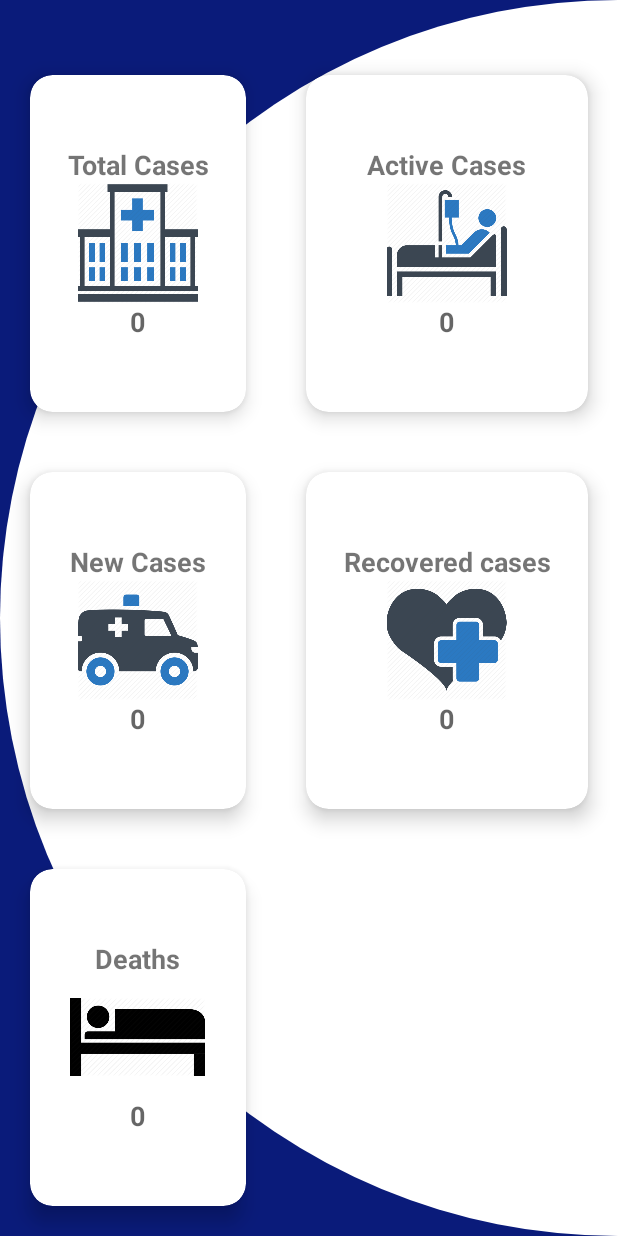
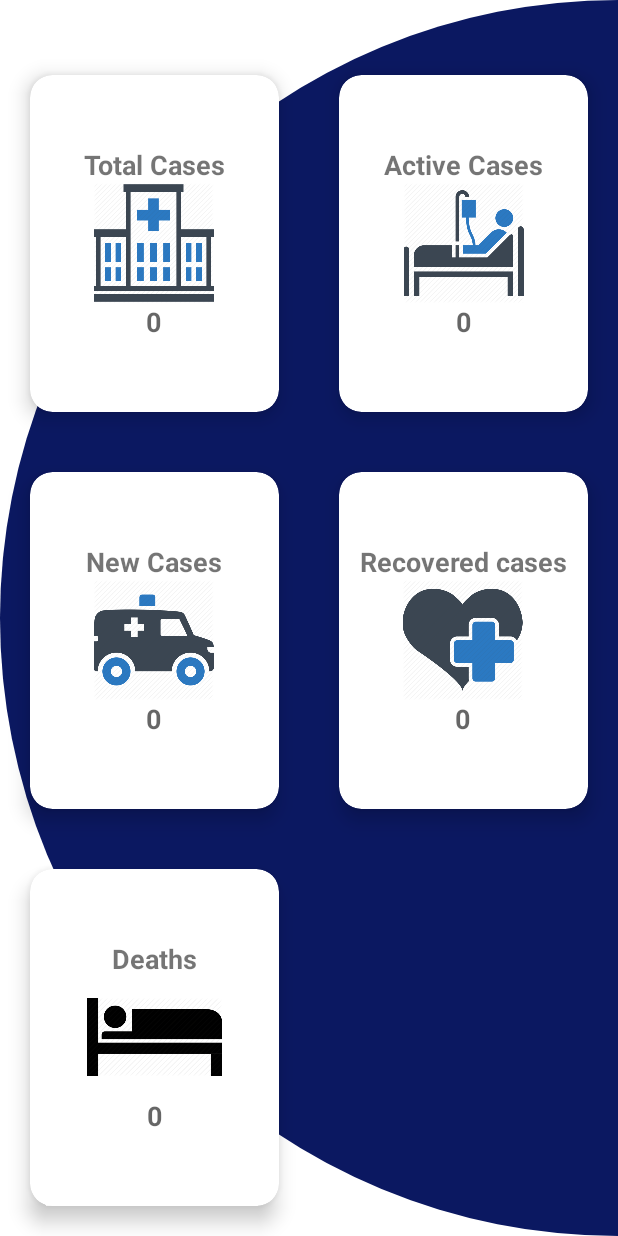
Before and after one commit to chathurikaPerera/COVID19Trackeer, an Android app: the screen it shows after launch (MainActivity), on a phone screen of 412 x 824 dp. Run offline under Robolectric (Android 15) with nearby library versions, the phone set to English and light mode, and no system bars; our stand-ins replace Volley; network calls fail.

Commit message:
new layout

```diff
--- a/app/src/main/res/drawable/background.xml
+++ b/app/src/main/res/drawable/background.xml
@@ -1,6 +1,6 @@
 <?xml version="1.0" encoding="utf-8"?>
 <shape xmlns:android="http://schemas.android.com/apk/res/android">
-    <solid android:color="#fff"/>
+    <solid android:color="#0B1861"/>
     <corners
         android:topLeftRadius="950dp"
         android:topRightRadius="0dp"
--- a/app/src/main/res/layout/activity_main.xml
+++ b/app/src/main/res/layout/activity_main.xml
@@ -5,8 +5,9 @@
     android:layout_width="match_parent"
     android:layout_height="match_parent"
     android:orientation="vertical"
-    android:background="#0A1B7A"
+    android:background="#ffff"
     tools:context=".MainActivity">
+
 
     <RelativeLayout
         android:layout_width="match_parent"
@@ -16,10 +17,10 @@
         <GridLayout
             android:layout_width="match_parent"
             android:layout_height="match_parent"
-            android:columnCount="2"
+            android:columnCount="4"
             android:rowCount="3">
             <androidx.cardview.widget.CardView
-                android:layout_width="wrap_content"
+                android:layout_width="130dp"
                 android:layout_height="wrap_content"
                 android:layout_row="0"
                 android:layout_column="0"
@@ -63,7 +64,7 @@
 
             </androidx.cardview.widget.CardView>
             <androidx.cardview.widget.CardView
-                android:layout_width="wrap_content"
+                android:layout_width="130dp"
                 android:layout_height="wrap_content"
                 android:layout_row="0"
                 android:layout_column="1"
@@ -105,8 +106,10 @@
                 </LinearLayout>
 
             </androidx.cardview.widget.CardView>
+
+
             <androidx.cardview.widget.CardView
-                android:layout_width="wrap_content"
+                android:layout_width="130dp"
                 android:layout_height="wrap_content"
                 android:layout_row="1"
                 android:layout_column="0"
@@ -149,7 +152,7 @@
 
             </androidx.cardview.widget.CardView>
             <androidx.cardview.widget.CardView
-                android:layout_width="wrap_content"
+                android:layout_width="130dp"
                 android:layout_height="wrap_content"
                 android:layout_row="1"
                 android:layout_column="1"
@@ -193,7 +196,7 @@
 
             </androidx.cardview.widget.CardView>
             <androidx.cardview.widget.CardView
-                android:layout_width="wrap_content"
+                android:layout_width="130dp"
                 android:layout_height="wrap_content"
                 android:layout_row="2"
                 android:layout_column="0"
@@ -244,7 +247,4 @@
 
 
 
-
-
-
 </RelativeLayout>
```
